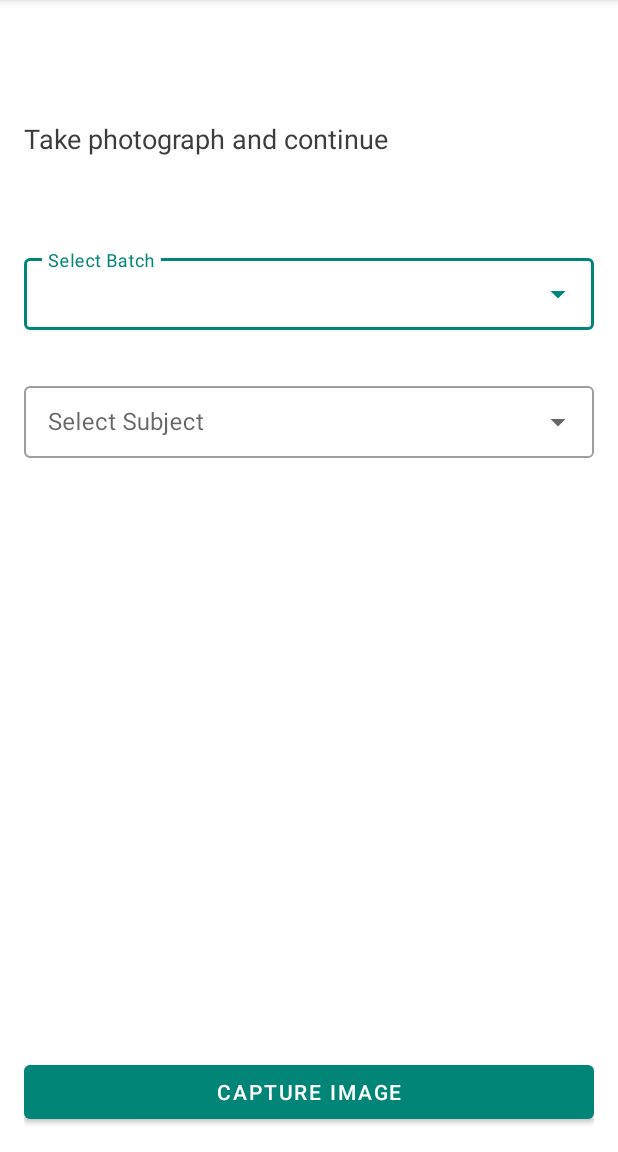
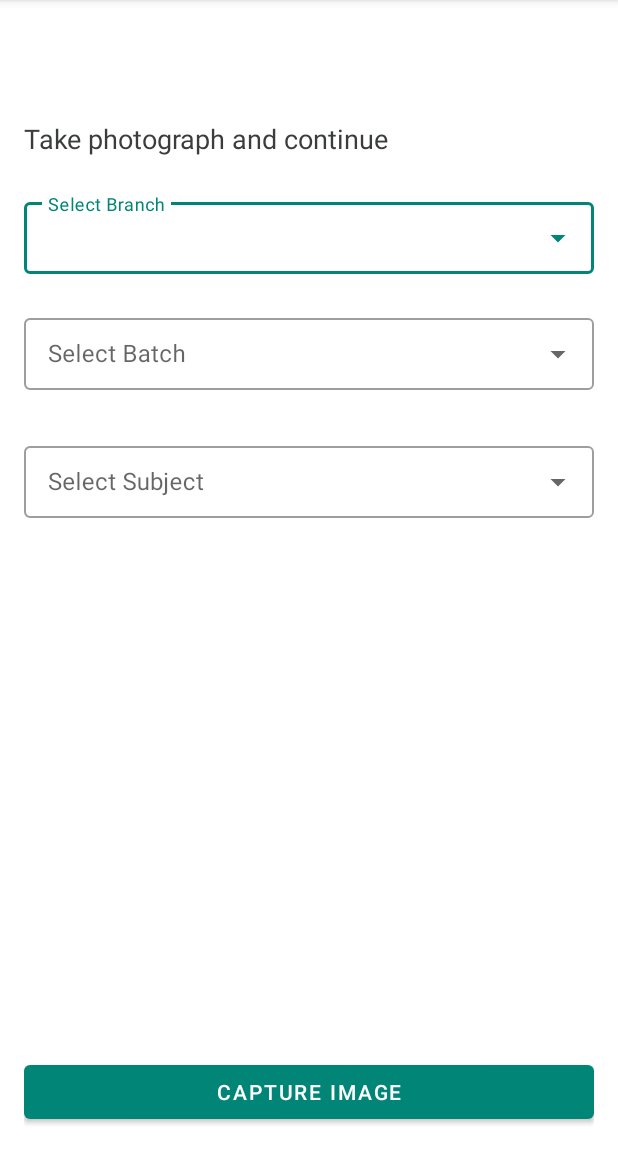
Before and after one commit to Kavyapenial/facey, an Android app: the AttendanceCaptureActivity screen opened directly, with no data from a screen before it, on a phone screen of 412 x 824 dp, the part 84-1236 px from its top. Run offline under Robolectric (Android 15) with nearby library versions, the phone set to English and light mode, and no system bars.

Commit message:
branch added

```diff
--- a/app/src/main/java/com/example/facey/AttendanceCaptureActivity.java
+++ b/app/src/main/java/com/example/facey/AttendanceCaptureActivity.java
@@ -22,7 +22,7 @@ public class AttendanceCaptureActivity extends AppCompatActivity {
 
     static final int REQUEST_IMAGE_CAPTURE = 1;
     private ImageView  imageView;
-    private AutoCompleteTextView batchAutoCompleteTextView, subjeAutoCompleteTextView;
+    private AutoCompleteTextView branchAutoCompleteTextView,batchAutoCompleteTextView, subjectAutoCompleteTextView;
 
 
     private Button captureButton;
@@ -33,16 +33,32 @@ public class AttendanceCaptureActivity extends AppCompatActivity {
         setContentView(R.layout.activity_attendance_capture);
 
         captureButton = findViewById(R.id.captureButton);
+        branchAutoCompleteTextView =  findViewById(R.id.branch);
         batchAutoCompleteTextView =  findViewById(R.id.batch);
-        subjeAutoCompleteTextView =  findViewById(R.id.subject);
+        subjectAutoCompleteTextView =  findViewById(R.id.subject);
+
+        final ArrayAdapter<String> branchAdapter = new ArrayAdapter<String>(this, R.layout.support_simple_spinner_dropdown_item);
+        branchAdapter.add("CSE");
+        branchAdapter.add("MECH");
+        branchAdapter.add("EEE");
 
         final ArrayAdapter<String> batchAdapter = new ArrayAdapter<String>(this, R.layout.support_simple_spinner_dropdown_item);
         batchAdapter.add("Batch 1");
         batchAdapter.add("Batch 2");
         batchAdapter.add("Batch 3");
+        batchAdapter.add("Batch 4");
 
+        final ArrayAdapter<String> subjectAdapter = new ArrayAdapter<String>(this, R.layout.support_simple_spinner_dropdown_item);
+        subjectAdapter.add("Sub 1");
+        subjectAdapter.add("Sub 2");
+        subjectAdapter.add("Sub 3");
+
+        branchAutoCompleteTextView.setAdapter(branchAdapter);
         batchAutoCompleteTextView.setAdapter(batchAdapter);
-        subjeAutoCompleteTextView.setAdapter(batchAdapter);
+        subjectAutoCompleteTextView.setAdapter(subjectAdapter);
+
+        batchAutoCompleteTextView.setEnabled(false);
+        subjectAutoCompleteTextView.setEnabled(false);
 
         captureButton.setOnClickListener(new View.OnClickListener() {
             @Override
@@ -51,10 +67,36 @@ public class AttendanceCaptureActivity extends AppCompatActivity {
             }
         });
 
+        branchAutoCompleteTextView.setOnItemSelectedListener(new AdapterView.OnItemSelectedListener() {
+            @Override
+            public void onItemSelected(AdapterView<?> parent, View view, int position, long id) {
+                Toast.makeText(getApplicationContext(), branchAdapter.getItem(position), Toast.LENGTH_LONG).show();
+                batchAutoCompleteTextView.setEnabled(true);
+                subjectAutoCompleteTextView.setEnabled(true);
+            }
+
+            @Override
+            public void onNothingSelected(AdapterView<?> parent) {
+
+            }
+        });
+
         batchAutoCompleteTextView.setOnItemSelectedListener(new AdapterView.OnItemSelectedListener() {
             @Override
             public void onItemSelected(AdapterView<?> parent, View view, int position, long id) {
                 Toast.makeText(getApplicationContext(), batchAdapter.getItem(position), Toast.LENGTH_LONG).show();
+            }
+
+            @Override
+            public void onNothingSelected(AdapterView<?> parent) {
+
+            }
+        });
+
+        subjectAutoCompleteTextView.setOnItemSelectedListener(new AdapterView.OnItemSelectedListener() {
+            @Override
+            public void onItemSelected(AdapterView<?> parent, View view, int position, long id) {
+                Toast.makeText(getApplicationContext(), subjectAdapter.getItem(position), Toast.LENGTH_LONG).show();
             }
 
             @Override
--- a/app/src/main/res/layout/activity_attendance_capture.xml
+++ b/app/src/main/res/layout/activity_attendance_capture.xml
@@ -26,11 +26,31 @@
         app:layout_constraintTop_toTopOf="parent" />
 
     <com.google.android.material.textfield.TextInputLayout
+        android:id="@+id/branch_container"
+        style="@style/Widget.MaterialComponents.TextInputLayout.OutlinedBox.ExposedDropdownMenu"
+        android:layout_width="match_parent"
+        android:layout_height="wrap_content"
+        android:layout_marginTop="32dp"
+        android:layout_marginBottom="32dp"
+        android:hint="Select Branch"
+        app:layout_constraintBottom_toTopOf="@+id/batch_container"
+        app:layout_constraintEnd_toEndOf="parent"
+        app:layout_constraintStart_toStartOf="parent"
+        app:layout_constraintTop_toBottomOf="@+id/textView">
+
+        <AutoCompleteTextView
+            android:id="@+id/branch"
+            android:layout_width="match_parent"
+            android:layout_height="48dp" />
+
+    </com.google.android.material.textfield.TextInputLayout>
+
+    <com.google.android.material.textfield.TextInputLayout
         android:id="@+id/batch_container"
         style="@style/Widget.MaterialComponents.TextInputLayout.OutlinedBox.ExposedDropdownMenu"
         android:layout_width="match_parent"
         android:layout_height="wrap_content"
-        android:layout_marginTop="62dp"
+        android:layout_marginTop="102dp"
         android:hint="Select Batch"
         app:layout_constraintStart_toStartOf="parent"
         app:layout_constraintTop_toBottomOf="@+id/textView">
--- a/app/src/main/res/layout/activity_main.xml
+++ b/app/src/main/res/layout/activity_main.xml
@@ -24,7 +24,7 @@
         android:layout_height="wrap_content"
         android:layout_marginStart="32dp"
         android:layout_marginTop="126dp"
-        android:text="Anjana Antony"
+        android:text="Kavya Jacob"
         android:textColor="@color/textMuted"
         android:textSize="24dp"
         app:layout_constraintStart_toStartOf="parent"
@@ -77,4 +77,5 @@
         app:strokeColor="@color/colorPrimary"
         app:strokeWidth="2dp" />
 
+
 </androidx.constraintlayout.widget.ConstraintLayout>
--- a/app/src/main/res/mipmap-anydpi-v26/ic_launcher.xml
+++ b/app/src/main/res/mipmap-anydpi-v26/ic_launcher.xml
@@ -1,5 +1,4 @@
 <?xml version="1.0" encoding="utf-8"?>
 <adaptive-icon xmlns:android="http://schemas.android.com/apk/res/android">
-    <background android:drawable="@color/ic_launcher_background"/>
     <foreground android:drawable="@drawable/ic_launcher_foreground"/>
 </adaptive-icon>
--- a/app/src/main/res/mipmap-anydpi-v26/ic_launcher_round.xml
+++ b/app/src/main/res/mipmap-anydpi-v26/ic_launcher_round.xml
@@ -1,5 +1,5 @@
 <?xml version="1.0" encoding="utf-8"?>
 <adaptive-icon xmlns:android="http://schemas.android.com/apk/res/android">
-    <background android:drawable="@color/ic_launcher_background"/>
+
     <foreground android:drawable="@drawable/ic_launcher_foreground"/>
 </adaptive-icon>
--- a/app/src/main/res/values/strings.xml
+++ b/app/src/main/res/values/strings.xml
@@ -12,4 +12,5 @@
     <string name="button">Button</string>
     <string name="semester">SEMESTER</string>
     <string name="s1">S1</string>
+    <string name="action_settings">Settings</string>
 </resources>
```
Also changed, not shown: app/src/main/java/com/example/facey/Report.java (+17 -0 lines), app/src/main/res/layout/activity_report.xml (+13 -9 lines).
